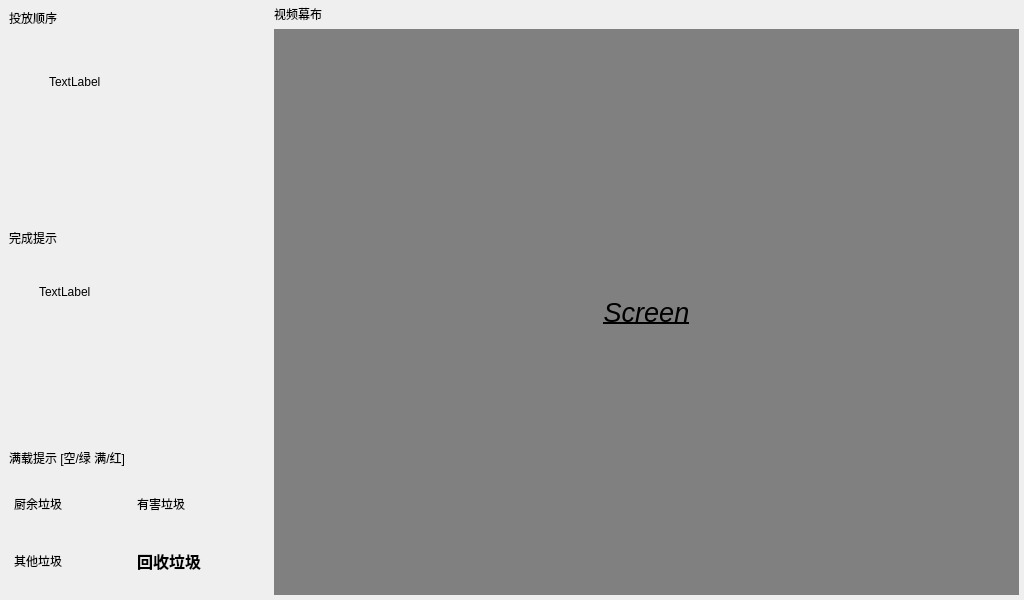
Qt form screen/screen.ui (At-Leisure/Sorter) before a commit.
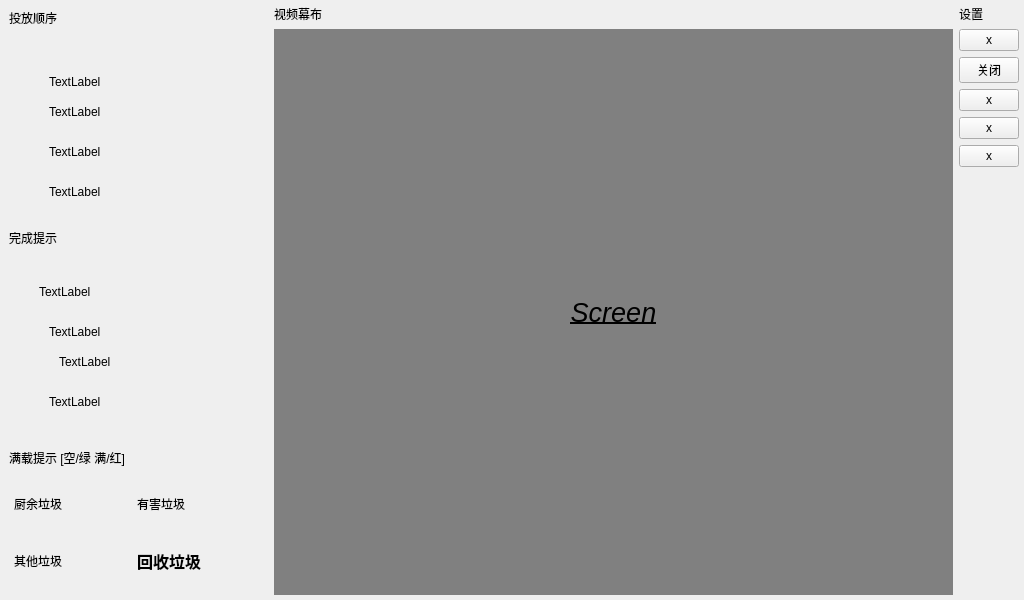
The same form after that commit.

Commit message: 加上无边框情况下的关闭按钮

```diff
--- a/screen/screen.ui
+++ b/screen/screen.ui
@@ -93,6 +93,45 @@
              <string>TextLabel</string>
             </property>
            </widget>
+           <widget class="QLabel" name="label_7">
+            <property name="geometry">
+             <rect>
+              <x>40</x>
+              <y>70</y>
+              <width>81</width>
+              <height>18</height>
+             </rect>
+            </property>
+            <property name="text">
+             <string>TextLabel</string>
+            </property>
+           </widget>
+           <widget class="QLabel" name="label_8">
+            <property name="geometry">
+             <rect>
+              <x>40</x>
+              <y>110</y>
+              <width>81</width>
+              <height>18</height>
+             </rect>
+            </property>
+            <property name="text">
+             <string>TextLabel</string>
+            </property>
+           </widget>
+           <widget class="QLabel" name="label_9">
+            <property name="geometry">
+             <rect>
+              <x>40</x>
+              <y>150</y>
+              <width>81</width>
+              <height>18</height>
+             </rect>
+            </property>
+            <property name="text">
+             <string>TextLabel</string>
+            </property>
+           </widget>
           </widget>
          </item>
         </layout>
@@ -141,6 +180,45 @@
              <string>TextLabel</string>
             </property>
            </widget>
+           <widget class="QLabel" name="label_11">
+            <property name="geometry">
+             <rect>
+              <x>40</x>
+              <y>70</y>
+              <width>81</width>
+              <height>18</height>
+             </rect>
+            </property>
+            <property name="text">
+             <string>TextLabel</string>
+            </property>
+           </widget>
+           <widget class="QLabel" name="label_12">
+            <property name="geometry">
+             <rect>
+              <x>50</x>
+              <y>100</y>
+              <width>81</width>
+              <height>18</height>
+             </rect>
+            </property>
+            <property name="text">
+             <string>TextLabel</string>
+            </property>
+           </widget>
+           <widget class="QLabel" name="label_13">
+            <property name="geometry">
+             <rect>
+              <x>40</x>
+              <y>140</y>
+              <width>81</width>
+              <height>18</height>
+             </rect>
+            </property>
+            <property name="text">
+             <string>TextLabel</string>
+            </property>
+           </widget>
           </widget>
          </item>
         </layout>
@@ -272,7 +350,7 @@
        <height>600</height>
       </size>
      </property>
-     <layout class="QVBoxLayout" name="verticalLayout_5">
+     <layout class="QHBoxLayout" name="horizontalLayout_2" stretch="12,1">
       <property name="leftMargin">
        <number>0</number>
       </property>
@@ -280,39 +358,163 @@
        <number>5</number>
       </property>
       <property name="rightMargin">
-       <number>5</number>
+       <number>0</number>
       </property>
       <property name="bottomMargin">
        <number>5</number>
       </property>
       <item>
-       <widget class="QLabel" name="label_5">
-        <property name="sizePolicy">
-         <sizepolicy hsizetype="Preferred" vsizetype="Maximum">
-          <horstretch>0</horstretch>
-          <verstretch>0</verstretch>
-         </sizepolicy>
-        </property>
-        <property name="text">
-         <string>视频幕布</string>
-        </property>
+       <widget class="QWidget" name="widget_10" native="true">
+        <layout class="QVBoxLayout" name="verticalLayout_5" stretch="0,0">
+         <property name="leftMargin">
+          <number>0</number>
+         </property>
+         <property name="topMargin">
+          <number>0</number>
+         </property>
+         <property name="rightMargin">
+          <number>0</number>
+         </property>
+         <property name="bottomMargin">
+          <number>0</number>
+         </property>
+         <item>
+          <widget class="QLabel" name="label_5">
+           <property name="sizePolicy">
+            <sizepolicy hsizetype="Preferred" vsizetype="Maximum">
+             <horstretch>0</horstretch>
+             <verstretch>0</verstretch>
+            </sizepolicy>
+           </property>
+           <property name="text">
+            <string>视频幕布</string>
+           </property>
+          </widget>
+         </item>
+         <item>
+          <widget class="QLabel" name="label_screen">
+           <property name="font">
+            <font>
+             <pointsize>20</pointsize>
+             <italic>true</italic>
+             <underline>true</underline>
+            </font>
+           </property>
+           <property name="text">
+            <string>Screen</string>
+           </property>
+           <property name="alignment">
+            <set>Qt::AlignCenter</set>
+           </property>
+          </widget>
+         </item>
+        </layout>
        </widget>
       </item>
       <item>
-       <widget class="QLabel" name="label_screen">
-        <property name="font">
-         <font>
-          <pointsize>20</pointsize>
-          <italic>true</italic>
-          <underline>true</underline>
-         </font>
+       <widget class="QWidget" name="widget_9" native="true">
+        <property name="maximumSize">
+         <size>
+          <width>65</width>
+          <height>16777215</height>
+         </size>
         </property>
-        <property name="text">
-         <string>Screen</string>
-        </property>
-        <property name="alignment">
-         <set>Qt::AlignCenter</set>
-        </property>
+        <layout class="QVBoxLayout" name="verticalLayout_6">
+         <property name="leftMargin">
+          <number>0</number>
+         </property>
+         <property name="topMargin">
+          <number>0</number>
+         </property>
+         <property name="rightMargin">
+          <number>5</number>
+         </property>
+         <property name="bottomMargin">
+          <number>0</number>
+         </property>
+         <item>
+          <widget class="QLabel" name="label_6">
+           <property name="sizePolicy">
+            <sizepolicy hsizetype="Preferred" vsizetype="Maximum">
+             <horstretch>0</horstretch>
+             <verstretch>0</verstretch>
+            </sizepolicy>
+           </property>
+           <property name="text">
+            <string>设置</string>
+           </property>
+          </widget>
+         </item>
+         <item>
+          <widget class="QPushButton" name="pushButton_top">
+           <property name="sizePolicy">
+            <sizepolicy hsizetype="Minimum" vsizetype="Maximum">
+             <horstretch>0</horstretch>
+             <verstretch>0</verstretch>
+            </sizepolicy>
+           </property>
+           <property name="text">
+            <string>x</string>
+           </property>
+           <property name="isSet" stdset="0">
+            <bool>true</bool>
+           </property>
+          </widget>
+         </item>
+         <item>
+          <widget class="QPushButton" name="pushButton_close">
+           <property name="text">
+            <string>关闭</string>
+           </property>
+           <property name="isSet" stdset="0">
+            <bool>true</bool>
+           </property>
+          </widget>
+         </item>
+         <item>
+          <widget class="QPushButton" name="pushButton_3">
+           <property name="text">
+            <string>x</string>
+           </property>
+           <property name="isSet" stdset="0">
+            <bool>true</bool>
+           </property>
+          </widget>
+         </item>
+         <item>
+          <widget class="QPushButton" name="pushButton_4">
+           <property name="text">
+            <string>x</string>
+           </property>
+           <property name="isSet" stdset="0">
+            <bool>true</bool>
+           </property>
+          </widget>
+         </item>
+         <item>
+          <widget class="QPushButton" name="pushButton_5">
+           <property name="text">
+            <string>x</string>
+           </property>
+           <property name="isSet" stdset="0">
+            <bool>true</bool>
+           </property>
+          </widget>
+         </item>
+         <item>
+          <spacer name="verticalSpacer">
+           <property name="orientation">
+            <enum>Qt::Vertical</enum>
+           </property>
+           <property name="sizeHint" stdset="0">
+            <size>
+             <width>20</width>
+             <height>40</height>
+            </size>
+           </property>
+          </spacer>
+         </item>
+        </layout>
        </widget>
       </item>
      </layout>
```
Left out of the diff: 5 changed lines with no effect on the pictures. The commit also changes 2 other files.
